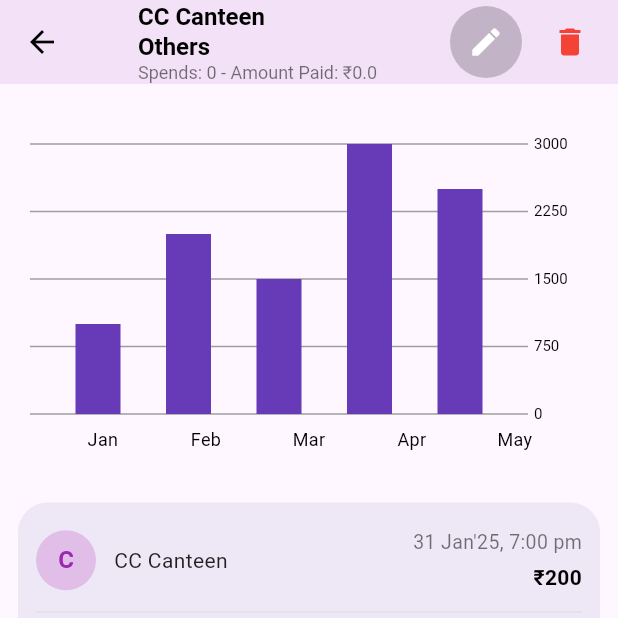
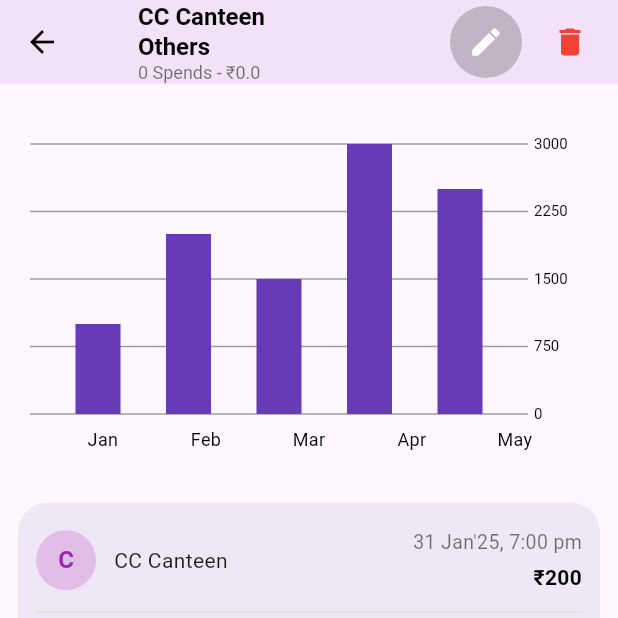
Before and after one commit to Runtime-Error-IITK/brokeo, a Flutter app: the MerchantsPage screen opened directly with sample values from the repository, on a phone screen of 412 x 824 dp, the top half of it. Run offline on Flutter 3.47's test engine with Material 3 defaults, Android fonts, the phone set to English and light mode, and no system bars; our stand-ins replace cloud_firestore, firebase_auth, firebase_core, flutter_riverpod, google_fonts, hooks_riverpod and 2 more; missing offline and left inert: currency_picker; accounts and stored records are empty.

Commit message:
fixed merchant page

```diff
--- a/lib/frontend/transactions_pages/categories_page.dart
+++ b/lib/frontend/transactions_pages/categories_page.dart
@@ -628,7 +628,7 @@ class _CategoriesPageState extends ConsumerState<CategoriesPage>
                         ),
                       ),
                       Text(
-                        merchant.spends.toString(), // Placeholder for time
+                        "${merchant.spends.toString()} Spends", // Placeholder for time
                         style: TextStyle(fontSize: 12, color: Colors.black54),
                       ),
                     ],
--- a/lib/frontend/transactions_pages/category_page.dart
+++ b/lib/frontend/transactions_pages/category_page.dart
@@ -357,10 +357,10 @@ class BarChartWidget extends StatelessWidget {
           mainAxisAlignment: MainAxisAlignment.spaceEvenly,
           children: displayData.map((bar) {
             return SizedBox(
-              width: 40, // match or slightly exceed barWidth
+              width: 50, // match or slightly exceed barWidth
               child: Text(
                 bar.label,
-                textAlign: TextAlign.center,
+                textAlign: TextAlign.left,
                 style: TextStyle(fontSize: 12, color: Colors.black),
               ),
             );
--- a/lib/frontend/transactions_pages/merchants_page.dart
+++ b/lib/frontend/transactions_pages/merchants_page.dart
@@ -85,7 +85,7 @@ class _MerchantsPageState extends ConsumerState<MerchantsPage> {
                   ),
                 ),
                 Text(
-                  "Spends: $totalSpends - Amount Paid: ₹$totalAmount",
+                  "$totalSpends Spends - ₹$totalAmount",
                   style: TextStyle(
                     color: Colors.black54,
                     fontSize: 12,
@@ -161,7 +161,8 @@ class _MerchantsPageState extends ConsumerState<MerchantsPage> {
         if (index == 0) {
           Navigator.pushReplacement(
             context,
-            MaterialPageRoute(builder: (context) => HomePage(name: "User", budget: 5000)),
+            MaterialPageRoute(
+                builder: (context) => HomePage(name: "User", budget: 5000)),
           );
         } else if (index == 1) {
           Navigator.pushReplacement(
```
